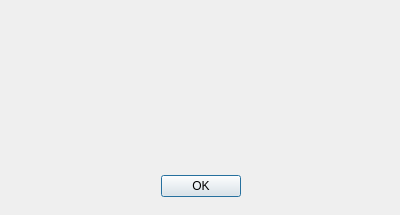
Above: aboutdialog.ui from SideFx/SecretJournalQt before the change. Below: the same form after it.
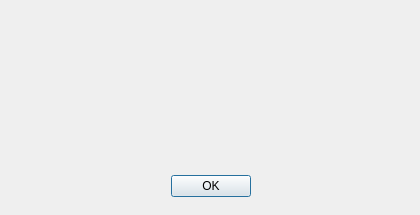
That is the form after the change. Icons and pictures are not drawn.

```diff
--- a/aboutdialog.ui
+++ b/aboutdialog.ui
@@ -6,7 +6,7 @@
    <rect>
     <x>0</x>
     <y>0</y>
-    <width>400</width>
+    <width>420</width>
     <height>215</height>
    </rect>
   </property>
@@ -25,7 +25,7 @@
   <widget class="QDialogButtonBox" name="buttonBox">
    <property name="geometry">
     <rect>
-     <x>30</x>
+     <x>40</x>
      <y>170</y>
      <width>341</width>
      <height>32</height>
@@ -68,7 +68,7 @@
     <rect>
      <x>140</x>
      <y>10</y>
-     <width>241</width>
+     <width>261</width>
      <height>151</height>
     </rect>
    </property>
```
